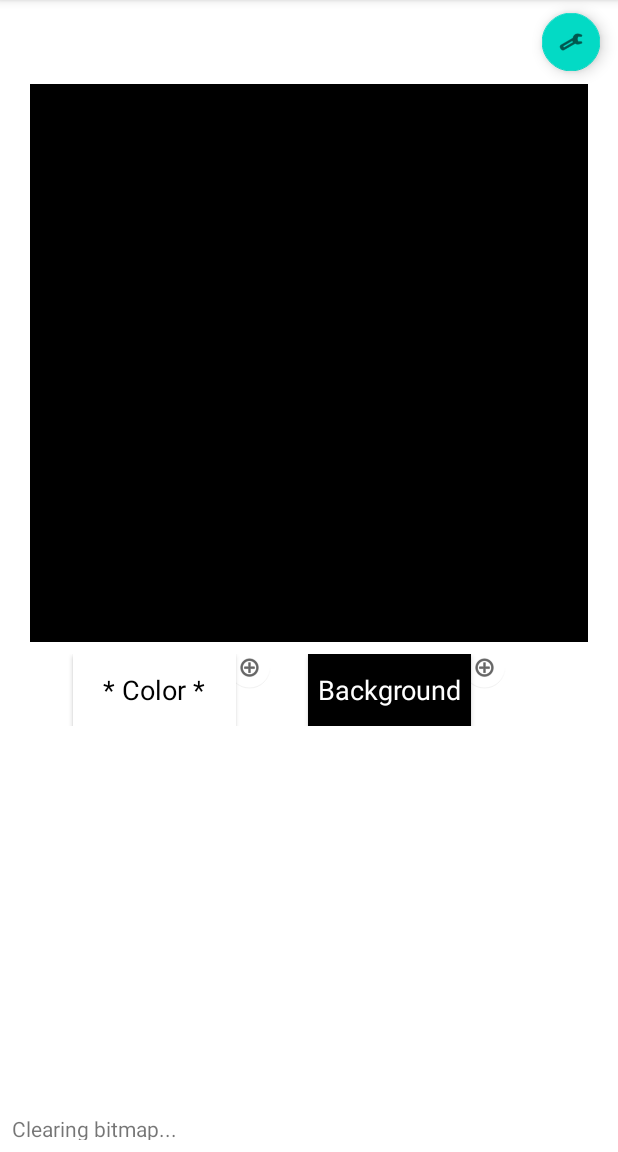
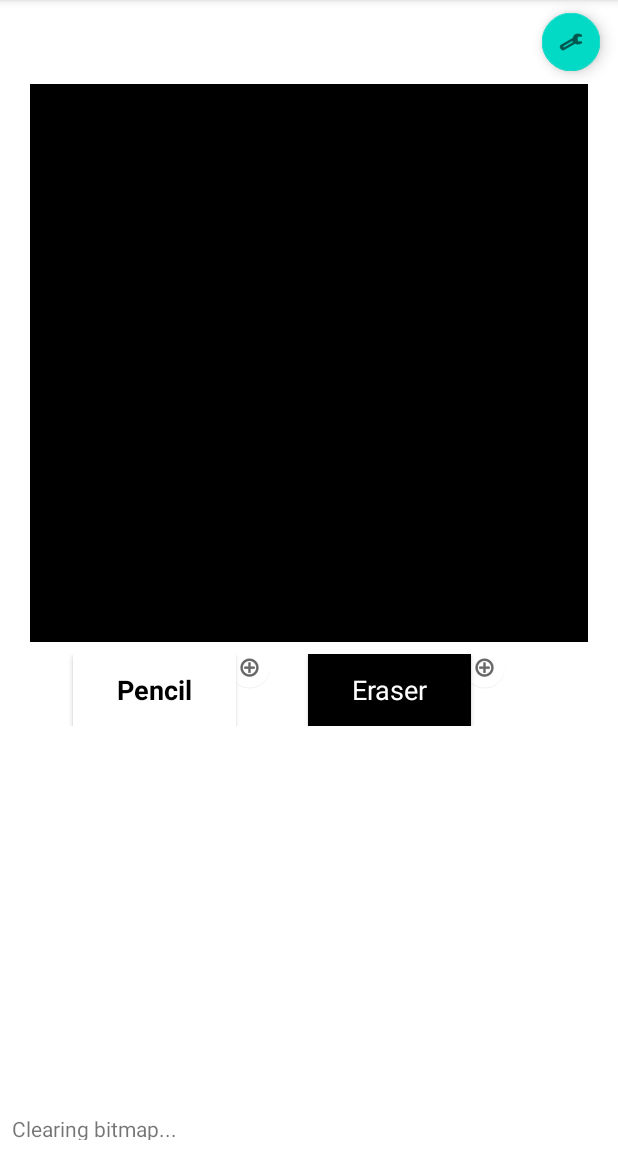
Before and after one commit to aalku/PixelMatrixFun-Android, an Android app: the DrawActivity screen opened directly, with no data from a screen before it, on a phone screen of 412 x 824 dp, the part 84-1236 px from its top. Run offline under Robolectric (Android 15) with nearby library versions, the phone set to English and light mode, and no system bars.

Commit message:
onColorClick

```diff
--- a/PixelMatrixFun/app/src/main/java/org/aalku/pixelmatrixfun/DrawActivity.java
+++ b/PixelMatrixFun/app/src/main/java/org/aalku/pixelmatrixfun/DrawActivity.java
@@ -4,11 +4,15 @@ import androidx.annotation.RequiresApi;
 import androidx.appcompat.app.AppCompatActivity;
 
 import android.graphics.Color;
+import android.graphics.Typeface;
 import android.os.Build;
 import android.os.Bundle;
 import android.util.Log;
 import android.view.View;
 import android.widget.TextView;
+import android.widget.ToggleButton;
+
+import com.google.android.material.resources.TextAppearance;
 
 import org.aalku.pixelmatrixfun.DrawView.DrawListener;
 
@@ -31,6 +35,8 @@ public class DrawActivity extends AppCompatActivity implements DrawListener {
     private DeviceService deviceService;
     private final AtomicBoolean ready = new AtomicBoolean(false);
     private ScheduledFuture<?> initTask;
+    private ToggleButton frontColorButton;
+    private ToggleButton backgroundColorButton;
 
     @Override
     protected void onCreate(Bundle savedInstanceState) {
@@ -42,6 +48,9 @@ public class DrawActivity extends AppCompatActivity implements DrawListener {
         deviceService.addStatusListener(statusListener);
         setStatusText(deviceService.getStatusText());
         drawView.setOnDrawListener(this);
+        frontColorButton = this.findViewById(R.id.frontColorButton);
+        backgroundColorButton = this.findViewById(R.id.backgroundColorButton);
+        onColorClick(null);
     }
 
     @Override
@@ -91,6 +100,18 @@ public class DrawActivity extends AppCompatActivity implements DrawListener {
     }
 
     public void onColorClick(View view) {
-
+        ToggleButton selected;
+        ToggleButton other;
+        if (view != backgroundColorButton) {
+            selected = frontColorButton;
+            other = backgroundColorButton;
+        } else {
+            selected = backgroundColorButton;
+            other = frontColorButton;
+        }
+        selected.setChecked(true);
+        other.setChecked(false);
+        selected.setTypeface(null, Typeface.BOLD);
+        other.setTypeface(null, Typeface.NORMAL);
     }
 }
--- a/PixelMatrixFun/app/src/main/res/layout/activity_draw.xml
+++ b/PixelMatrixFun/app/src/main/res/layout/activity_draw.xml
@@ -86,8 +86,8 @@
                     android:textAllCaps="false"
                     android:textAppearance="@style/TextAppearance.AppCompat.Medium"
                     android:textColor="@color/black"
-                    android:textOff="Color"
-                    android:textOn="* Color *" />
+                    android:textOff="Pencil"
+                    android:textOn="Pencil" />
 
                 <com.google.android.material.floatingactionbutton.FloatingActionButton
                     android:id="@+id/floatingActionButton2"
@@ -122,8 +122,8 @@
                     android:textAllCaps="false"
                     android:textAppearance="@style/TextAppearance.AppCompat.Medium"
                     android:textColor="#FFFFFF"
-                    android:textOff="Background"
-                    android:textOn="* Background *"
+                    android:textOff="Eraser"
+                    android:textOn="Eraser"
                     android:textStyle="normal" />
 
                 <com.google.android.material.floatingactionbutton.FloatingActionButton
```
